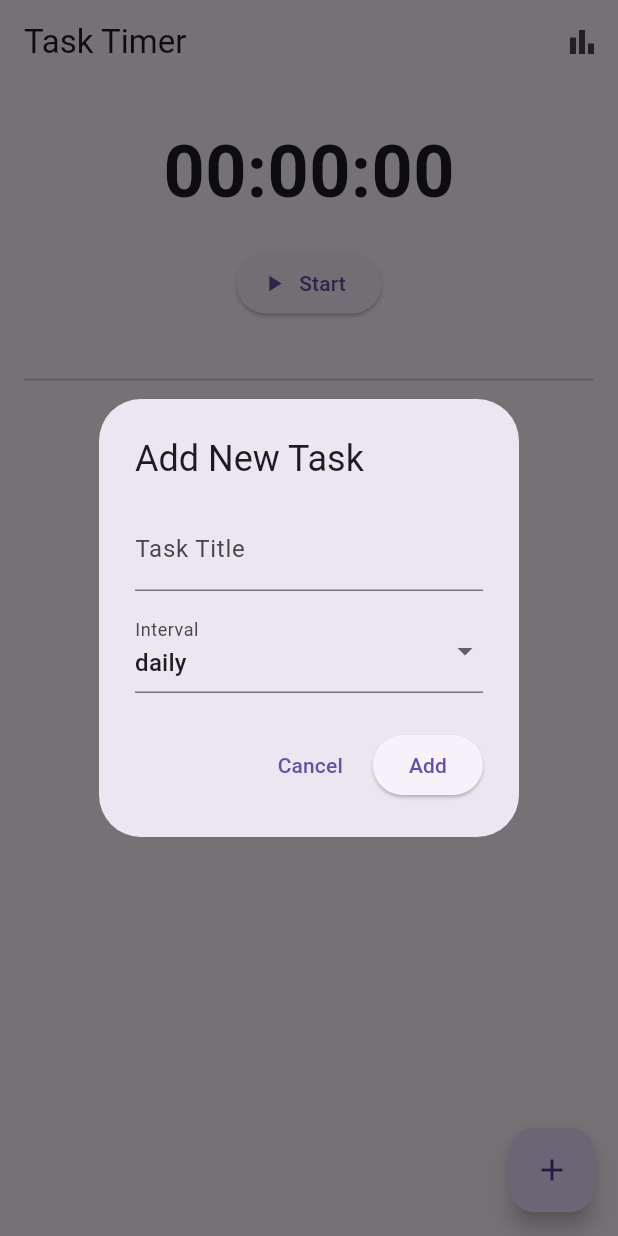
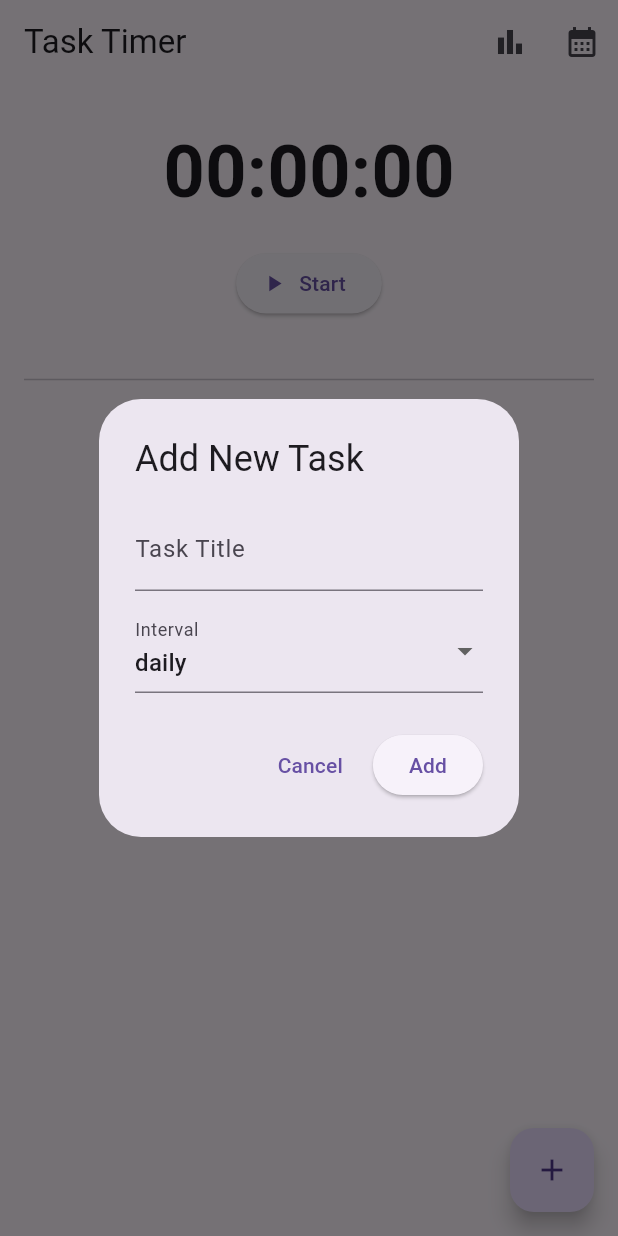
Before and after one commit to hasindu-k/reminder-app, a Flutter app: the screen it shows after launch, after a tap on the "add" icon, on a phone screen of 412 x 824 dp. Run offline on Flutter 3.47's test engine with Material 3 defaults, Android fonts, the phone set to English and light mode, and no system bars; our stand-ins replace shared_preferences, table_calendar.

```diff
--- a/lib/models/task.dart
+++ b/lib/models/task.dart
@@ -2,22 +2,26 @@ class Task {
   String title;
   String interval; // e.g. 'daily', 'weekly'
   Duration timeSpent;
+  Map<String, int> history; // e.g., { "2025-03-27": 1800 }
 
   Task({
     required this.title,
     this.interval = 'daily',
     this.timeSpent = Duration.zero,
-  });
+    Map<String, int>? history,
+  }) : this.history = history ?? {};
 
   Map<String, dynamic> toJson() => {
         'title': title,
         'interval': interval,
         'timeSpent': timeSpent.inSeconds,
+        'history': history,
       };
 
   factory Task.fromJson(Map<String, dynamic> json) => Task(
         title: json['title'],
         interval: json['interval'],
         timeSpent: Duration(seconds: json['timeSpent']),
+        history: Map<String, int>.from(json['history'] ?? {}),
       );
 }
--- a/lib/screens/home_screen.dart
+++ b/lib/screens/home_screen.dart
@@ -4,7 +4,10 @@ import '../models/task.dart';
 import '../widgets/task_tile.dart';
 import '../utils/duration_format.dart';
 import '../services/task_storage.dart';
-import 'stats_screen.dart';
+// import 'stats_screen.dart';
+import 'package:shared_preferences/shared_preferences.dart';
+import 'task_history_screen.dart';
+import 'task_calendar_screen.dart';
 
 class HomeScreen extends StatefulWidget {
   @override
@@ -27,9 +30,25 @@ class _HomeScreenState extends State<HomeScreen> {
 
   Future<void> _loadTasks() async {
     final loaded = await TaskStorage.loadTasks();
-    setState(() {
-      tasks = loaded;
-    });
+    final prefs = await SharedPreferences.getInstance();
+
+    final now = DateTime.now();
+    final todayKey = '${now.year}-${now.month}-${now.day}';
+    final lastOpened = prefs.getString('lastOpenedDate');
+
+    if (lastOpened != todayKey) {
+      // New day — reset timeSpent and log to history
+      for (var task in loaded) {
+        if (task.interval == 'daily' && task.timeSpent.inSeconds > 0) {
+          task.history[lastOpened ?? todayKey] = task.timeSpent.inSeconds;
+          task.timeSpent = Duration.zero;
+        }
+      }
+      await prefs.setString('lastOpenedDate', todayKey);
+      await TaskStorage.saveTasks(loaded);
+    }
+
+    setState(() => tasks = loaded);
   }
 
   void _saveTasks() => TaskStorage.saveTasks(tasks);
@@ -82,14 +101,14 @@ class _HomeScreenState extends State<HomeScreen> {
                     selectedInterval = value;
                   }
                 },
-                decoration: InputDecoration(labelText: 'Interval'),
+                decoration: const InputDecoration(labelText: 'Interval'),
               ),
             ],
           ),
           actions: [
             TextButton(
               onPressed: () => Navigator.pop(context),
-              child: Text('Cancel'),
+              child: const Text('Cancel'),
             ),
             ElevatedButton(
               onPressed: () {
@@ -102,7 +121,7 @@ class _HomeScreenState extends State<HomeScreen> {
                   Navigator.pop(context);
                 }
               },
-              child: Text('Add'),
+              child: const Text('Add'),
             ),
           ],
         );
@@ -192,7 +211,19 @@ class _HomeScreenState extends State<HomeScreen> {
             onPressed: () {
               Navigator.push(
                 context,
-                MaterialPageRoute(builder: (_) => StatsScreen(tasks: tasks)),
+                MaterialPageRoute(
+                    builder: (_) => TaskHistoryScreen(tasks: tasks)),
+              );
+            },
+          ),
+          IconButton(
+            icon: Icon(Icons.calendar_month),
+            onPressed: () {
+              Navigator.push(
+                context,
+                MaterialPageRoute(
+                  builder: (_) => TaskCalendarScreen(tasks: tasks),
+                ),
               );
             },
           ),
--- a/pubspec.yaml
+++ b/pubspec.yaml
@@ -31,6 +31,7 @@ dependencies:
   flutter:
     sdk: flutter
   shared_preferences: ^2.2.2
+  table_calendar: ^3.0.9
 
   # The following adds the Cupertino Icons font to your application.
   # Use with the CupertinoIcons class for iOS style icons.
```
Also changed, not shown: lib/screens/stats_screen.dart (deleted, +0 -30 lines), lib/screens/task_calendar_screen.dart (added, +112 -0 lines), lib/screens/task_history_screen.dart (added, +91 -0 lines), pubspec.lock.
